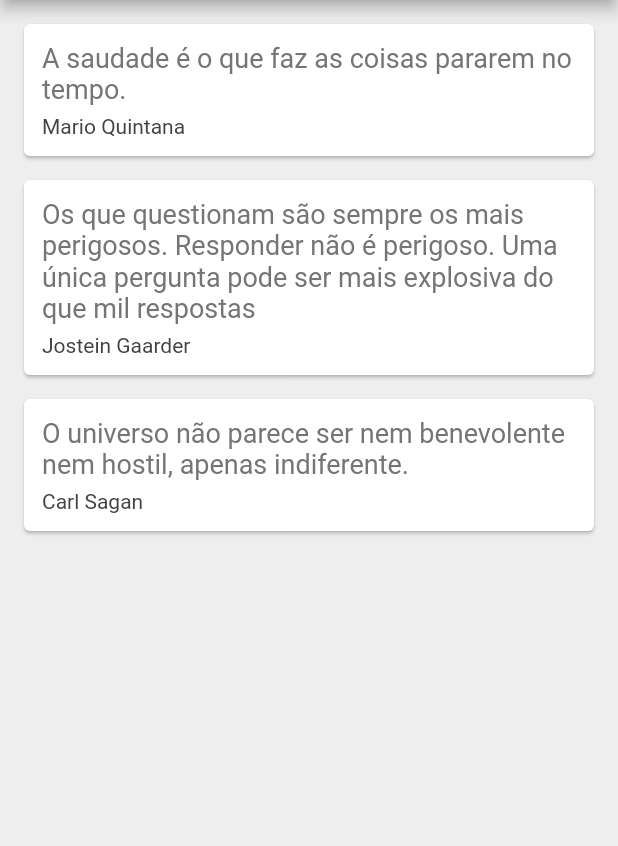
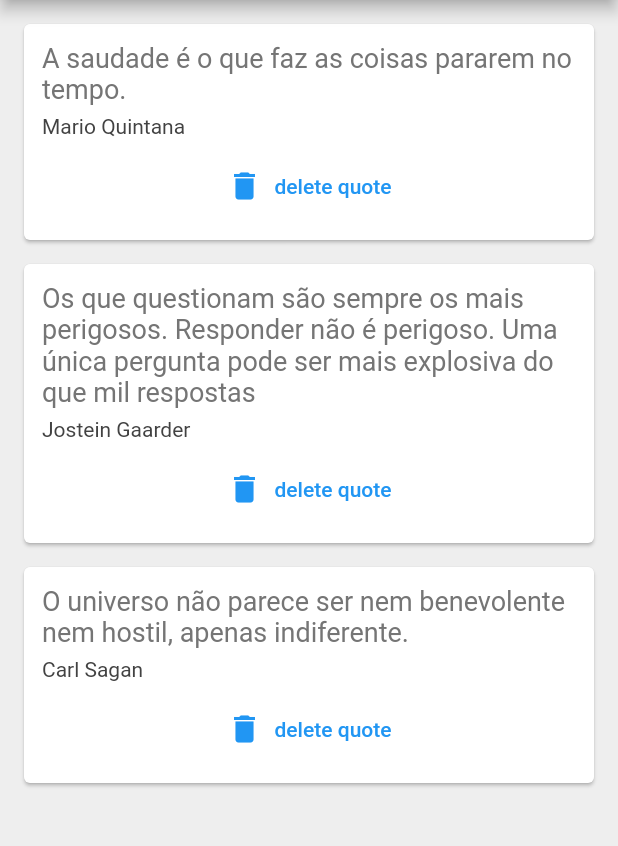
Before and after one commit to YuriCesar73/Flutter_Apps, a Flutter app: the screen it shows after launch, on a phone screen of 412 x 824 dp, the part 84-930 px from its top. Run offline on Flutter 3.47's test engine with Material 2 defaults, Android fonts, the light colour scheme and no system bars.

Commit message:
Inclusão de uma função como parâmetro e implementação da operação de deletar

```diff
--- a/quotes_app/lib/main.dart
+++ b/quotes_app/lib/main.dart
@@ -7,7 +7,6 @@ void main() => runApp(MaterialApp(
 ));
 
 class QuoteList extends StatefulWidget {
-
   @override
   State<QuoteList> createState() => _QuoteListState();
 }
@@ -20,8 +19,6 @@ class _QuoteListState extends State<QuoteList> {
     Quote(author: 'Carl Sagan', text: 'O universo não parece ser nem benevolente nem hostil, apenas indiferente.')
   ];
 
-
-
   @override
   Widget build(BuildContext context) {
     return Scaffold(
@@ -32,7 +29,14 @@ class _QuoteListState extends State<QuoteList> {
         backgroundColor: Colors.redAccent,
       ),
       body: Column(
-        children: quotes.map((quote) => QuoteCard(quote: quote)).toList(),
+        children: quotes.map((quote) => QuoteCard(
+          quote: quote,
+          delete: () {
+            setState(() {
+              quotes.remove(quote);
+            });
+          }
+        )).toList(),
       ),
     );
   }
--- a/quotes_app/lib/quote.dart
+++ b/quotes_app/lib/quote.dart
@@ -3,7 +3,7 @@ class Quote {
   String text;
   String author;
 
-  //Cnstrutor com parametros nomeados;
+  //Construtor com parametros nomeados;
   Quote({ required this.text, required this.author});
 
 }
--- a/quotes_app/lib/quote_card.dart
+++ b/quotes_app/lib/quote_card.dart
@@ -5,7 +5,10 @@ class QuoteCard extends StatelessWidget {
 
   final Quote quote;
 
-  QuoteCard({required this.quote});
+  //VoidCallback == void Function
+  final VoidCallback delete;
+
+  QuoteCard({ required this.quote, required this.delete });
 
   @override
   Widget build(BuildContext context) {
@@ -30,6 +33,12 @@ class QuoteCard extends StatelessWidget {
                   fontSize: 14.0,
                   color: Colors.grey[800]
               ),
+            ),
+            SizedBox(height: 8.0,),
+            TextButton.icon(
+                onPressed: delete,
+                label: Text('delete quote'),
+                icon: Icon(Icons.delete),
             )
           ],
         ),
```
